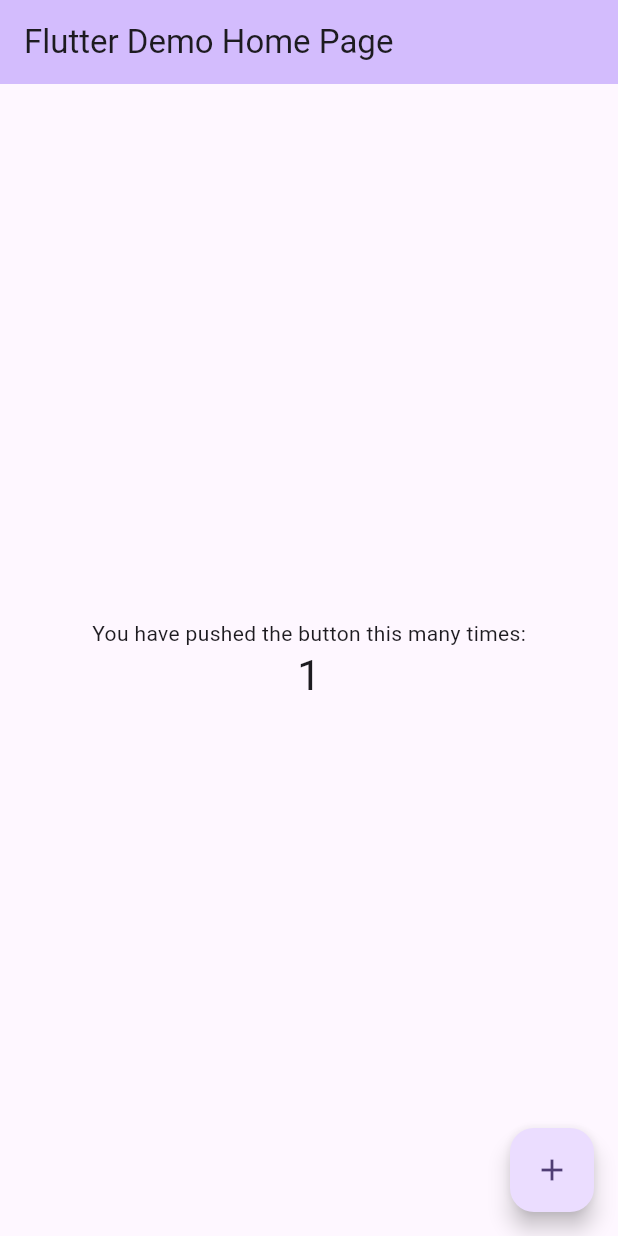
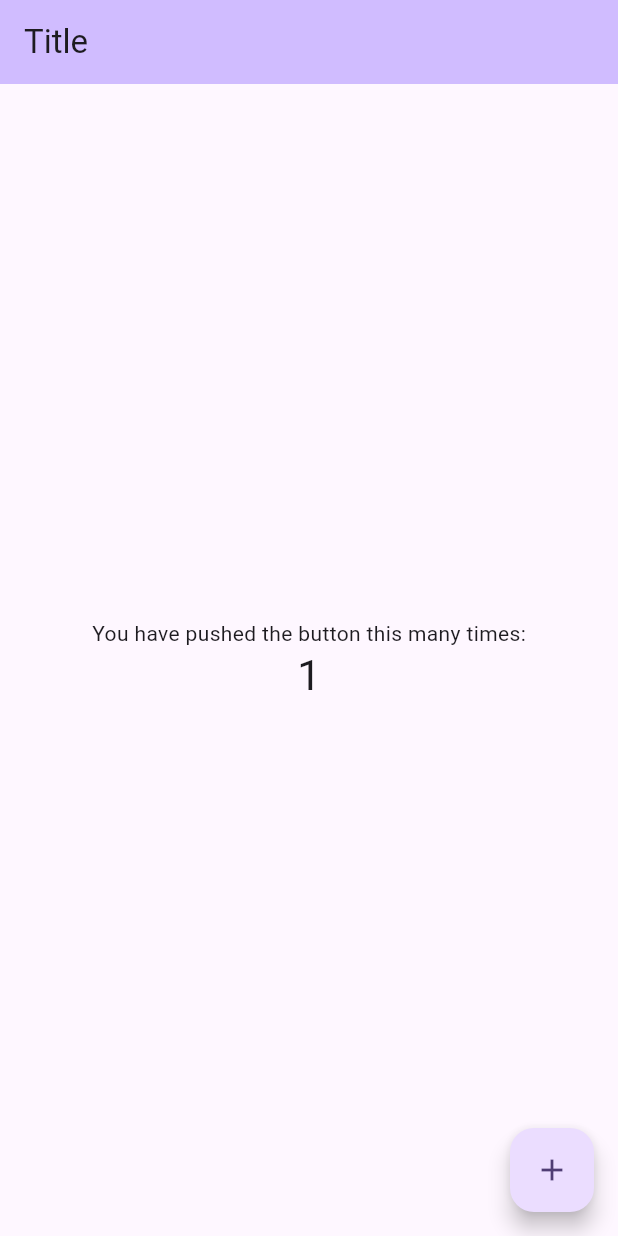
Before and after one commit to M-Shinoda/tasker, a Flutter app: the screen it shows after launch, after a tap on the "add" icon, on a phone screen of 412 x 824 dp. Run offline on Flutter 3.47's test engine with Material 3 defaults, Android fonts, the phone set to English and light mode, and no system bars; our stand-ins replace flutter_riverpod, riverpod_annotation; generated files the repository leaves out were written again.

```diff
--- a/lib/main.dart
+++ b/lib/main.dart
@@ -1,7 +1,11 @@
 import 'package:flutter/material.dart';
+import 'package:flutter_riverpod/flutter_riverpod.dart';
+import 'package:tasker/views/components/counter_increment_button.dart';
+
+import 'package:tasker/views/pages/home.dart';
 
 void main() {
-  runApp(const MyApp());
+  runApp(const ProviderScope(child: MyApp()));
 }
 
 class MyApp extends StatelessWidget {
@@ -14,51 +18,13 @@ class MyApp extends StatelessWidget {
       theme: ThemeData(
         colorScheme: ColorScheme.fromSeed(seedColor: Colors.deepPurple),
       ),
-      home: const MyHomePage(title: 'Flutter Demo Home Page'),
-    );
-  }
-}
-
-class MyHomePage extends StatefulWidget {
-  const MyHomePage({super.key, required this.title});
-  final String title;
-
-  @override
-  State<MyHomePage> createState() => _MyHomePageState();
-}
-
-class _MyHomePageState extends State<MyHomePage> {
-  int _counter = 0;
-
-  void _incrementCounter() {
-    setState(() {
-      _counter++;
-    });
-  }
-
-  @override
-  Widget build(BuildContext context) {
-    return Scaffold(
-      appBar: AppBar(
-        backgroundColor: Theme.of(context).colorScheme.inversePrimary,
-        title: Text(widget.title),
-      ),
-      body: Center(
-        child: Column(
-          mainAxisAlignment: MainAxisAlignment.center,
-          children: <Widget>[
-            const Text('You have pushed the button this many times:'),
-            Text(
-              '$_counter',
-              style: Theme.of(context).textTheme.headlineMedium,
-            ),
-          ],
+      home: Scaffold(
+        appBar: AppBar(
+          backgroundColor: Theme.of(context).colorScheme.inversePrimary,
+          title: Text("Title"),
         ),
-      ),
-      floatingActionButton: FloatingActionButton(
-        onPressed: _incrementCounter,
-        tooltip: 'Increment',
-        child: const Icon(Icons.add),
+        body: const HomePage(title: 'Flutter Demo Home Page'),
+        floatingActionButton: CounterIncrementButton(),
       ),
     );
   }
--- /dev/null
+++ b/lib/viewModels/counter.dart
@@ -0,0 +1,11 @@
+import 'package:riverpod_annotation/riverpod_annotation.dart';
+
+part 'counter.g.dart';
+
+@riverpod
+class Counter extends _$Counter {
+  @override
+  int build() => 0;
+
+  void increment() => state++;
+}
--- /dev/null
+++ b/lib/views/components/counter_count_text.dart
@@ -0,0 +1,16 @@
+import 'package:flutter/material.dart';
+import 'package:flutter_riverpod/flutter_riverpod.dart';
+import 'package:tasker/viewModels/counter.dart';
+
+class CounterCountText extends ConsumerWidget {
+  const CounterCountText({super.key});
+
+  @override
+  Widget build(BuildContext context, WidgetRef ref) {
+    final counter = ref.watch(counterProvider);
+    return Text(
+      counter.toString(),
+      style: Theme.of(context).textTheme.headlineMedium,
+    );
+  }
+}
--- /dev/null
+++ b/lib/views/components/counter_increment_button.dart
@@ -0,0 +1,18 @@
+import 'package:flutter/material.dart';
+import 'package:flutter_riverpod/flutter_riverpod.dart';
+import 'package:tasker/viewModels/counter.dart';
+
+class CounterIncrementButton extends ConsumerWidget {
+  const CounterIncrementButton({super.key});
+
+  @override
+  Widget build(BuildContext context, WidgetRef ref) {
+    final counterNotifier = ref.read(counterProvider.notifier);
+
+    return FloatingActionButton(
+      onPressed: counterNotifier.increment,
+      tooltip: 'Increment',
+      child: const Icon(Icons.add),
+    );
+  }
+}
--- /dev/null
+++ b/lib/views/pages/home.dart
@@ -0,0 +1,20 @@
+import 'package:flutter/material.dart';
+import 'package:tasker/views/components/counter_count_text.dart';
+
+class HomePage extends StatelessWidget {
+  const HomePage({super.key, required this.title});
+  final String title;
+
+  @override
+  Widget build(BuildContext context) {
+    return Center(
+      child: Column(
+        mainAxisAlignment: MainAxisAlignment.center,
+        children: <Widget>[
+          const Text('You have pushed the button this many times:'),
+          CounterCountText(),
+        ],
+      ),
+    );
+  }
+}
```
Also changed, not shown: pubspec.yaml (+7 -0 lines), lib/viewModels/counter.g.dart (added), pubspec.lock.
